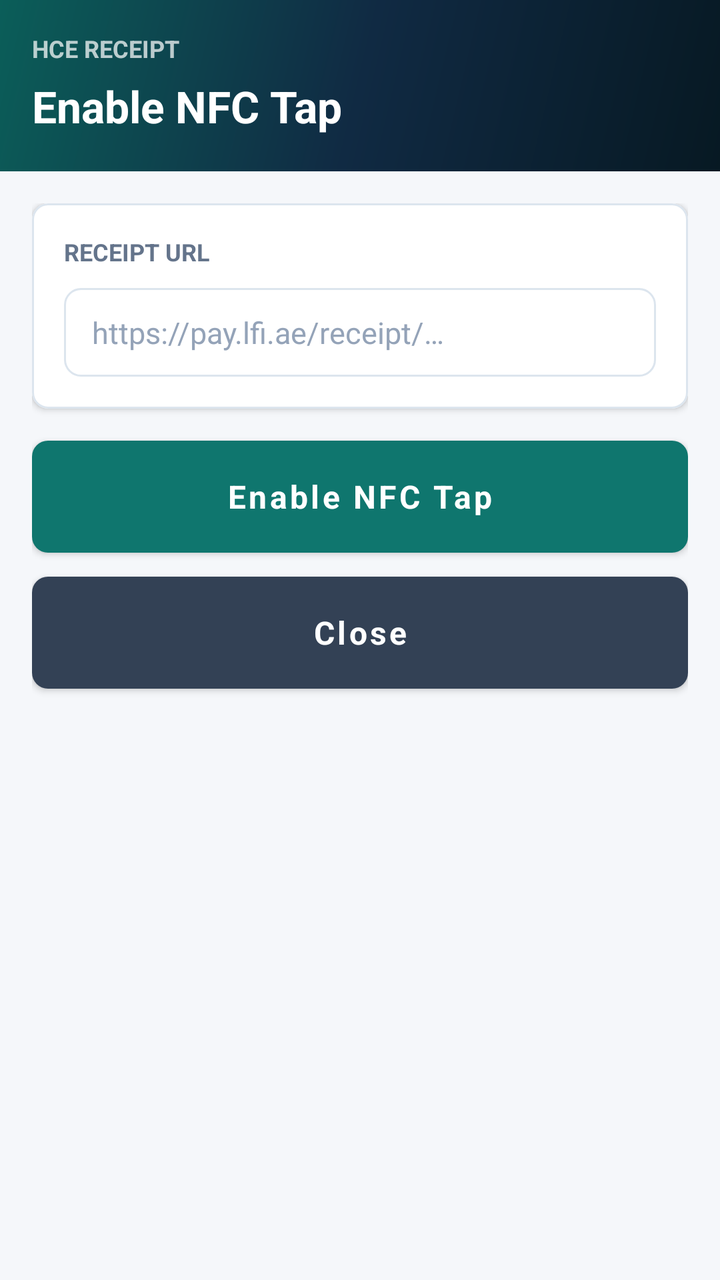
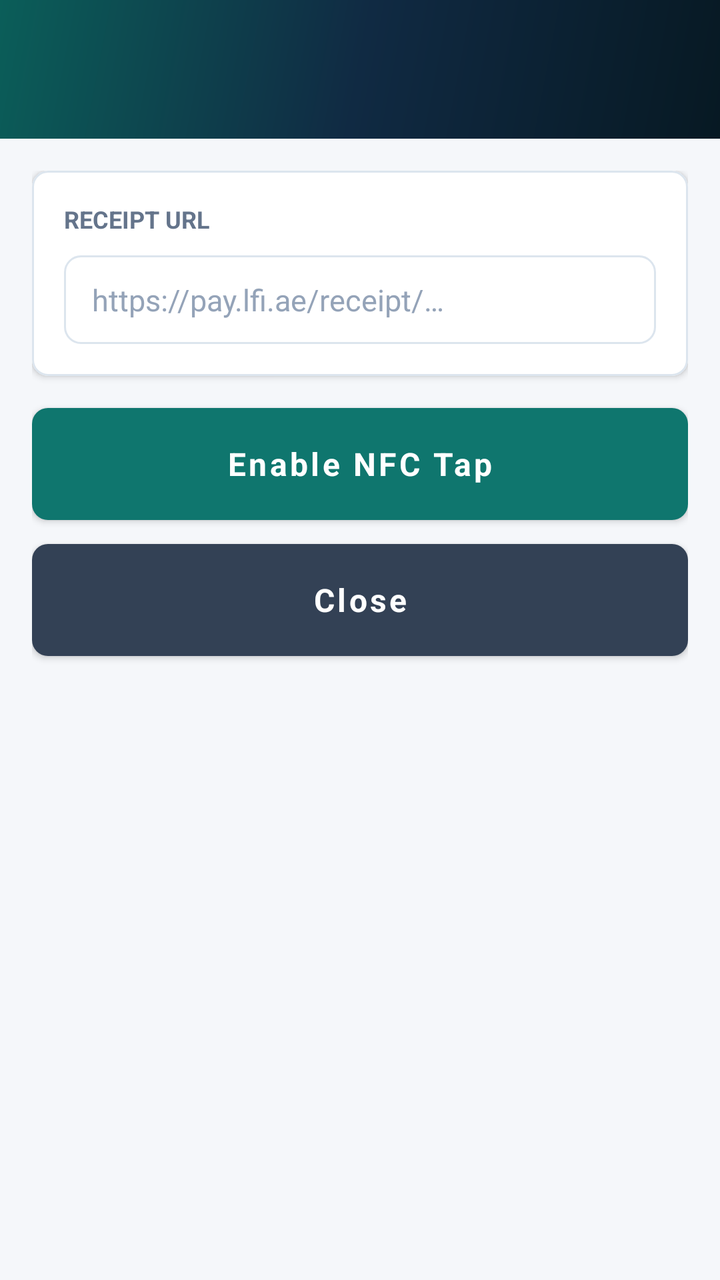

Before-and-after screenshots of an Android layout around one commit, followed by the original layout XML and the change that was made.
<!-- AndroidManifest.xml: application theme AppTheme -->
<!-- res/layout/activity_hce_receipt.xml -->
<?xml version="1.0" encoding="utf-8"?>
<LinearLayout xmlns:android="http://schemas.android.com/apk/res/android"
    xmlns:app="http://schemas.android.com/apk/res-auto"
    android:layout_width="match_parent"
    android:layout_height="match_parent"
    android:background="@color/background"
    android:orientation="vertical">

    <LinearLayout
        android:layout_width="match_parent"
        android:layout_height="wrap_content"
        android:background="@drawable/bg_amount_panel"
        android:orientation="vertical"
        android:paddingStart="@dimen/screen_margin"
        android:paddingTop="16dp"
        android:paddingEnd="@dimen/screen_margin"
        android:paddingBottom="18dp">

        <TextView
            style="@style/TextSectionLabel"
            android:layout_width="wrap_content"
            android:layout_height="wrap_content"
            android:text="@string/hce_receipt_title"
            android:textColor="#B8FFFFFF" />

        <TextView
            android:layout_width="match_parent"
            android:layout_height="wrap_content"
            android:layout_marginTop="6dp"
            android:text="@string/hce_enable_nfc"
            android:textColor="@color/white"
            android:textSize="22sp"
            android:textStyle="bold" />
    </LinearLayout>

    <LinearLayout
        android:layout_width="match_parent"
        android:layout_height="match_parent"
        android:gravity="center_horizontal"
        android:orientation="vertical"
        android:padding="@dimen/screen_margin">

        <com.google.android.material.card.MaterialCardView
            style="@style/AppCard"
            android:layout_width="match_parent"
            android:layout_height="wrap_content"
            android:layout_marginBottom="16dp">

            <LinearLayout
                android:layout_width="match_parent"
                android:layout_height="wrap_content"
                android:orientation="vertical"
                android:padding="16dp">

                <TextView
                    style="@style/TextSectionLabel"
                    android:layout_width="wrap_content"
                    android:layout_height="wrap_content"
                    android:text="@string/hce_receipt_url_label" />

                <EditText
                    android:id="@+id/edt_url"
                    style="@style/InputField"
                    android:layout_width="match_parent"
                    android:layout_height="wrap_content"
                    android:layout_marginTop="10dp"
                    android:hint="@string/hce_receipt_url_hint"
                    android:inputType="textUri"
                    android:singleLine="true" />
            </LinearLayout>
        </com.google.android.material.card.MaterialCardView>

        <com.google.android.material.button.MaterialButton
            android:id="@+id/btn_enable_nfc"
            style="@style/AccentButton"
            android:layout_width="match_parent"
            android:layout_height="@dimen/button_height"
            android:layout_marginBottom="12dp"
            android:text="@string/hce_enable_nfc" />

        <com.google.android.material.button.MaterialButton
            android:id="@+id/btn_close_hce"
            style="@style/SecondaryButton"
            android:layout_width="match_parent"
            android:layout_height="@dimen/button_height"
            android:text="@string/hce_close_btn" />
    </LinearLayout>
</LinearLayout>
<!-- resources referenced by this layout -->
<resources>
  <color name="background">#F5F7FA</color>
  <color name="white">#FFFFFF</color>
  <dimen name="button_height">56dp</dimen>
  <dimen name="screen_margin">16dp</dimen>
  <!-- drawable bg_amount_panel (drawable) -->
  <?xml version="1.0" encoding="utf-8"?>
  <shape xmlns:android="http://schemas.android.com/apk/res/android">
      <gradient
          android:angle="135"
          android:startColor="@color/primary_dark"
          android:centerColor="@color/primary"
          android:endColor="@color/accent_dark" />
  </shape>
  <string name="hce_close_btn">Close</string>
  <string name="hce_enable_nfc">Enable NFC Tap</string>
  <string name="hce_receipt_title">HCE Receipt</string>
  <string name="hce_receipt_url_hint">https://pay.lfi.ae/receipt/…</string>
  <string name="hce_receipt_url_label">Receipt URL</string>
  <style name="AppCard" parent="Widget.MaterialComponents.CardView">
          <item name="cardCornerRadius">@dimen/card_corner_radius</item>
          <item name="cardElevation">@dimen/card_elevation</item>
          <item name="cardBackgroundColor">@color/card</item>
          <item name="strokeColor">@color/card_stroke</item>
          <item name="strokeWidth">1dp</item>
      </style>
  <style name="InputField">
          <item name="android:background">@drawable/bg_input_field</item>
          <item name="android:paddingStart">14dp</item>
          <item name="android:paddingEnd">14dp</item>
          <item name="android:paddingTop">12dp</item>
          <item name="android:paddingBottom">12dp</item>
          <item name="android:textColor">@color/text_primary</item>
          <item name="android:textColorHint">@color/text_tertiary</item>
          <item name="android:textSize">15sp</item>
      </style>
  <style name="TextSectionLabel">
          <item name="android:textColor">@color/text_secondary</item>
          <item name="android:textSize">12sp</item>
          <item name="android:textStyle">bold</item>
          <item name="android:textAllCaps">true</item>
      </style>
  <style name="AppTheme" parent="Theme.MaterialComponents.Light.NoActionBar">
          <item name="colorPrimary">@color/primary</item>
          <item name="colorPrimaryDark">@color/primary_dark</item>
          <item name="colorAccent">@color/accent</item>
          <item name="android:windowBackground">@color/background</item>
          <item name="android:statusBarColor">@color/primary_dark</item>
          <item name="android:navigationBarColor">@color/primary_dark</item>
          <item name="android:fontFamily">sans-serif</item>
      </style>
  <color name="primary_dark">#071923</color>
  <color name="primary">#102A43</color>
  <color name="accent_dark">#0B5E59</color>
  <color name="accent">#0F766E</color>
  <dimen name="card_corner_radius">8dp</dimen>
  <dimen name="card_elevation">2dp</dimen>
  <color name="card">#FFFFFF</color>
  <color name="card_stroke">#DCE5EE</color>
  <!-- drawable bg_input_field (drawable) -->
  <?xml version="1.0" encoding="utf-8"?>
  <shape xmlns:android="http://schemas.android.com/apk/res/android">
      <solid android:color="@color/surface" />
      <stroke
          android:width="1dp"
          android:color="@color/card_stroke" />
      <corners android:radius="@dimen/field_corner_radius" />
  </shape>
  <color name="text_primary">#111827</color>
  <color name="text_tertiary">#94A3B8</color>
  <color name="btn_secondary">#334155</color>
  <color name="text_secondary">#64748B</color>
  <color name="surface">#FFFFFF</color>
  <dimen name="field_corner_radius">8dp</dimen>
  <!-- unchanged entries left out for length: 2 -->
</resources>

<!-- the commit's change to res/layout/activity_hce_receipt.xml (unified diff, before → after) -->
@@ -6,32 +6,7 @@
     android:background="@color/background"
     android:orientation="vertical">
 
-    <LinearLayout
-        android:layout_width="match_parent"
-        android:layout_height="wrap_content"
-        android:background="@drawable/bg_amount_panel"
-        android:orientation="vertical"
-        android:paddingStart="@dimen/screen_margin"
-        android:paddingTop="16dp"
-        android:paddingEnd="@dimen/screen_margin"
-        android:paddingBottom="18dp">
-
-        <TextView
-            style="@style/TextSectionLabel"
-            android:layout_width="wrap_content"
-            android:layout_height="wrap_content"
-            android:text="@string/hce_receipt_title"
-            android:textColor="#B8FFFFFF" />
-
-        <TextView
-            android:layout_width="match_parent"
-            android:layout_height="wrap_content"
-            android:layout_marginTop="6dp"
-            android:text="@string/hce_enable_nfc"
-            android:textColor="@color/white"
-            android:textSize="22sp"
-            android:textStyle="bold" />
-    </LinearLayout>
+    <include layout="@layout/header_screen" />
 
     <LinearLayout
         android:layout_width="match_parent"
@@ -86,3 +61,51 @@
             android:text="@string/hce_close_btn" />
     </LinearLayout>
 </LinearLayout>
+<!-- res/layout/header_screen.xml (included above) -->
+<?xml version="1.0" encoding="utf-8"?>
+<LinearLayout xmlns:android="http://schemas.android.com/apk/res/android"
+    android:layout_width="match_parent"
+    android:layout_height="wrap_content"
+    android:background="@drawable/bg_amount_panel"
+    android:gravity="center_vertical"
+    android:orientation="horizontal"
+    android:paddingStart="@dimen/screen_margin"
+    android:paddingTop="16dp"
+    android:paddingEnd="@dimen/screen_margin"
+    android:paddingBottom="18dp">
+
+    <ImageButton
+        android:id="@+id/btn_back"
+        android:layout_width="40dp"
+        android:layout_height="40dp"
+        android:layout_marginEnd="8dp"
+        android:background="?attr/selectableItemBackgroundBorderless"
+        android:contentDescription="@string/back"
+        android:padding="8dp"
+        android:src="@drawable/ic_arrow_back"
+        android:visibility="gone" />
+
+    <LinearLayout
+        android:layout_width="0dp"
+        android:layout_height="wrap_content"
+        android:layout_weight="1"
+        android:orientation="vertical">
+
+        <TextView
+            android:id="@+id/tv_header_label"
+            style="@style/TextSectionLabel"
+            android:layout_width="wrap_content"
+            android:layout_height="wrap_content"
+            android:textColor="#B8FFFFFF"
+            android:visibility="gone" />
+
+        <TextView
+            android:id="@+id/tv_header_title"
+            android:layout_width="match_parent"
+            android:layout_height="wrap_content"
+            android:layout_marginTop="6dp"
+            android:textColor="@color/white"
+            android:textSize="22sp"
+            android:textStyle="bold" />
+    </LinearLayout>
+</LinearLayout>
<!-- resource entries referenced after the edit -->
@@ -13,9 +13,24 @@
           android:centerColor="@color/primary"
           android:endColor="@color/accent_dark" />
   </shape>
+  <!-- drawable ic_arrow_back (drawable) -->
+  <?xml version="1.0" encoding="utf-8"?>
+  <vector xmlns:android="http://schemas.android.com/apk/res/android"
+      android:width="24dp"
+      android:height="24dp"
+      android:viewportWidth="24"
+      android:viewportHeight="24">
+      <path
+          android:fillColor="@android:color/transparent"
+          android:pathData="M19,12H5M12,5l-7,7 7,7"
+          android:strokeColor="@color/white"
+          android:strokeLineCap="round"
+          android:strokeLineJoin="round"
+          android:strokeWidth="2" />
+  </vector>
+  <string name="back">Back</string>
   <string name="hce_close_btn">Close</string>
   <string name="hce_enable_nfc">Enable NFC Tap</string>
-  <string name="hce_receipt_title">HCE Receipt</string>
   <string name="hce_receipt_url_hint">https://pay.lfi.ae/receipt/…</string>
   <string name="hce_receipt_url_label">Receipt URL</string>
   <style name="AppCard" parent="Widget.MaterialComponents.CardView">
